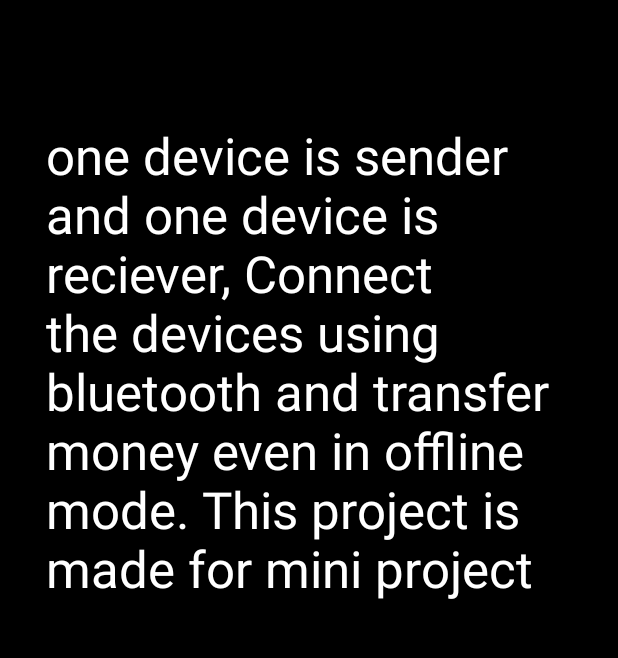
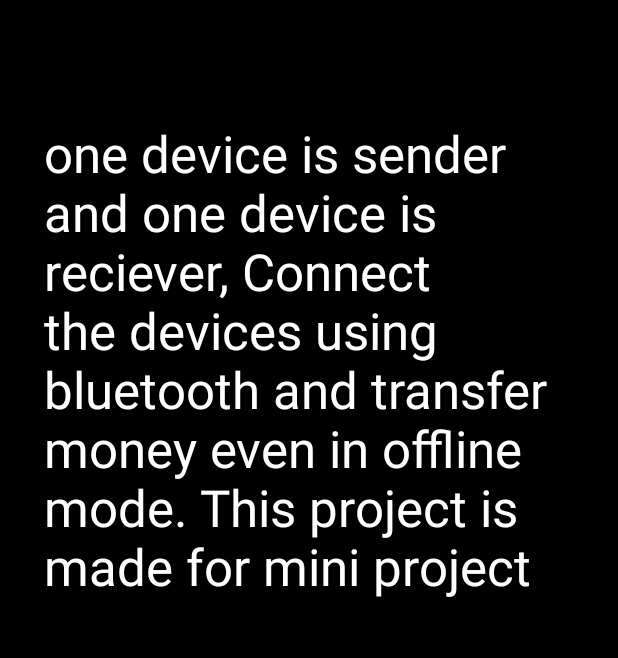
Before and after one commit to dksr1729/miniproject_offline_payments, an Android app: the AboutActivity screen opened directly, with no data from a screen before it, on a phone screen of 412 x 824 dp, the part 84-742 px from its top. Run offline under Robolectric (Android 15) with nearby library versions, the phone set to English and light mode, and no system bars; Roboto replaces fonts that are not available here.

```diff
--- a/Bluetooth-Chat/app/src/main/res/layout/activity_about.xml
+++ b/Bluetooth-Chat/app/src/main/res/layout/activity_about.xml
@@ -28,7 +28,7 @@
                 android:layout_width="match_parent"
                 android:layout_height="wrap_content"
                 android:layout_marginTop="50dp"
-                android:padding="25dp"
+                android:padding="24dp"
                 android:rotationX="0"
                 android:text="one device is sender and one device is reciever, Connect the devices using bluetooth and transfer money even in offline mode. This project is made for mini project "
                 android:textColor="#ffffff"
```
